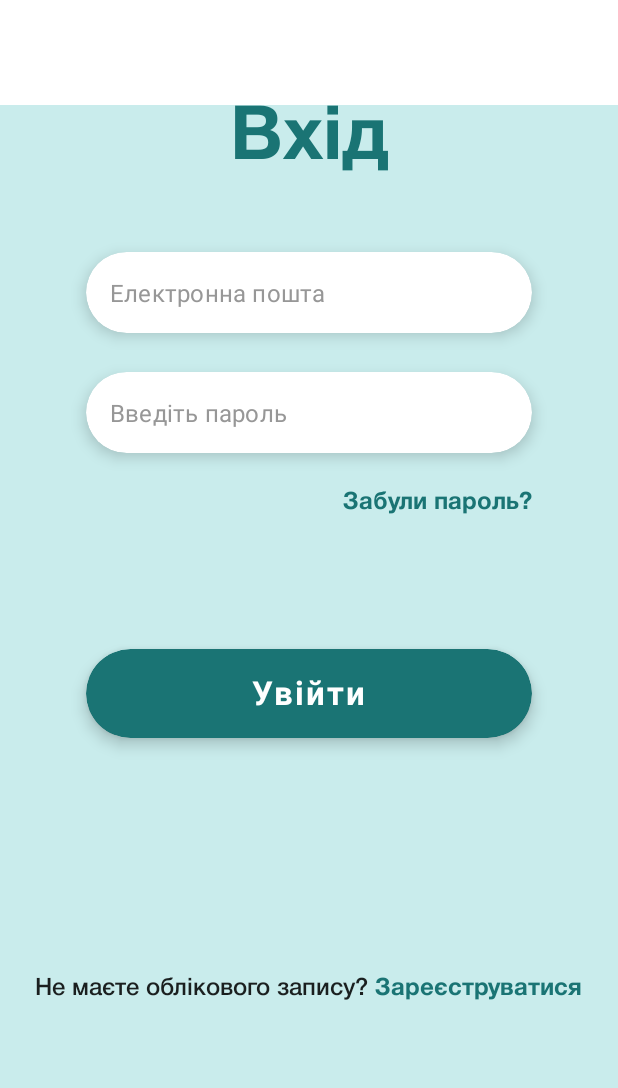
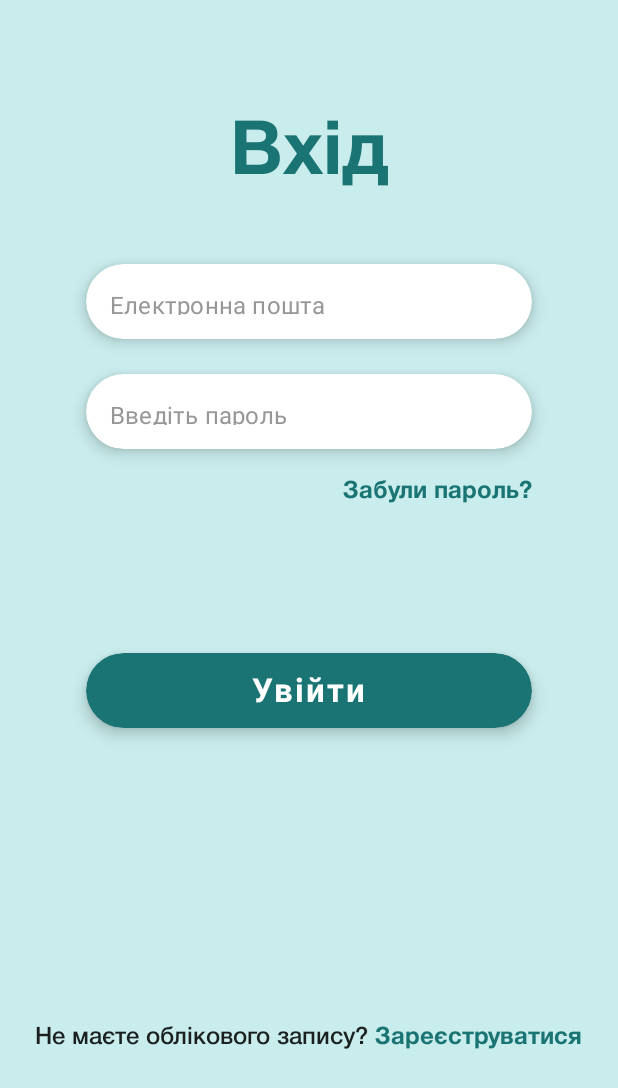
Before and after one commit to MoiroUA/front-android, an Android app built with Jetpack Compose: the screen it shows after launch (MainActivity), after a tap on "Увійти", on a phone screen of 412 x 824 dp. Shown: the top 1088 px of the screen. Run offline under Robolectric (Android 15) with nearby library versions, the phone set to English and light mode, and no system bars; our stand-ins replace accompanist.

Commit message:
rewrite auth ui

```diff
--- a/app/src/main/java/io/moiro/vision/screens/authentication/LoginScreen.kt
+++ b/app/src/main/java/io/moiro/vision/screens/authentication/LoginScreen.kt
@@ -48,17 +48,17 @@ fun LoginScreen(navController: NavController) {
     Column(
         modifier = Modifier
             .fillMaxSize()
-            .padding(top = 70.dp)
-            .background(MaterialTheme.colors.background),
+            .background(MaterialTheme.colors.background)
+            .padding(top = 80.dp),
         horizontalAlignment = Alignment.CenterHorizontally
     ) {
         Text(
             text = "Вхід",
             fontSize = 50.sp,
             fontWeight = FontWeight.Bold,
-            modifier = Modifier.padding(bottom = 52.dp),
             color = MaterialTheme.colors.primary
         )
+        Spacer(modifier = Modifier.height(50.dp))
         TextField(
             value = email,
             onValueChange = { email = it },
@@ -74,11 +74,11 @@ fun LoginScreen(navController: NavController) {
                 cursorColor = MaterialTheme.colors.secondary
             ),
             modifier = Modifier
-                .size(width = 297.dp, height = 80.dp)
-                .padding(bottom = 26.dp)
+                .size(width = 297.dp, height = 50.dp)
                 .shadow(elevation = 6.dp, shape = RoundedCornerShape(30.dp)),
             shape = RoundedCornerShape(30.dp)
         )
+        Spacer(modifier = Modifier.height(23.dp))
         TextField(
             value = password,
             onValueChange = { password = it },
@@ -96,16 +96,15 @@ fun LoginScreen(navController: NavController) {
                 cursorColor = MaterialTheme.colors.secondary
             ),
             modifier = Modifier
-                .size(width = 297.dp, height = 80.dp)
-                .padding(bottom = 26.dp)
+                .size(width = 297.dp, height = 50.dp)
                 .shadow(elevation = 6.dp, shape = RoundedCornerShape(30.dp)),
             shape = RoundedCornerShape(30.dp)
         )
+        Spacer(modifier = Modifier.height(21.dp))
         Row(
             horizontalArrangement = Arrangement.End,
             modifier = Modifier
                 .width(297.dp)
-                .padding(bottom = 90.dp)
         ) {
             Text(
                 text = "Забули пароль?",
@@ -119,6 +118,7 @@ fun LoginScreen(navController: NavController) {
                     ).show()
                 })
         }
+        Spacer(modifier = Modifier.height(100.dp))
         Button(
             onClick = {
                 if (email.isNotEmpty() && password.isNotEmpty()) {
@@ -149,7 +149,7 @@ fun LoginScreen(navController: NavController) {
                 }
             },
             modifier = Modifier
-                .size(width = 297.dp, height = 59.dp)
+                .size(width = 297.dp, height = 50.dp)
                 .shadow(elevation = 6.dp, shape = RoundedCornerShape(30.dp)),
             shape = RoundedCornerShape(30.dp)
         ) {
@@ -159,9 +159,8 @@ fun LoginScreen(navController: NavController) {
                 fontWeight = FontWeight.Bold
             )
         }
-        Row(
-            modifier = Modifier.offset(y = (160).dp)
-        ) {
+        Spacer(modifier = Modifier.height(199.dp))
+        Row {
             Text(
                 text = "Не маєте облікового запису? ",
                 fontWeight = FontWeight.Medium
--- a/app/src/main/java/io/moiro/vision/screens/authentication/RegistrationScreen.kt
+++ b/app/src/main/java/io/moiro/vision/screens/authentication/RegistrationScreen.kt
@@ -50,17 +50,17 @@ fun RegistrationScreen(navController: NavController) {
     Column(
         modifier = Modifier
             .fillMaxSize()
-            .padding(top = 70.dp)
-            .background(MaterialTheme.colors.background),
+            .background(MaterialTheme.colors.background)
+            .padding(top = 80.dp),
         horizontalAlignment = Alignment.CenterHorizontally
     ) {
         Text(
             text = "Реєстрація",
             fontSize = 50.sp,
             fontWeight = FontWeight.Bold,
-            modifier = Modifier.padding(bottom = 52.dp),
             color = MaterialTheme.colors.primary
         )
+        Spacer(modifier = Modifier.height(50.dp))
         TextField(
             value = name,
             onValueChange = { name = it },
@@ -76,11 +76,11 @@ fun RegistrationScreen(navController: NavController) {
                 cursorColor = MaterialTheme.colors.secondary
             ),
             modifier = Modifier
-                .size(width = 297.dp, height = 80.dp)
-                .padding(bottom = 26.dp)
+                .size(width = 297.dp, height = 50.dp)
                 .shadow(elevation = 6.dp, shape = RoundedCornerShape(30.dp)),
             shape = RoundedCornerShape(30.dp)
         )
+        Spacer(modifier = Modifier.height(23.dp))
         TextField(
             value = surname,
             onValueChange = { surname = it },
@@ -96,11 +96,11 @@ fun RegistrationScreen(navController: NavController) {
                 cursorColor = MaterialTheme.colors.secondary
             ),
             modifier = Modifier
-                .size(width = 297.dp, height = 80.dp)
-                .padding(bottom = 26.dp)
+                .size(width = 297.dp, height = 50.dp)
                 .shadow(elevation = 6.dp, shape = RoundedCornerShape(30.dp)),
             shape = RoundedCornerShape(30.dp)
         )
+        Spacer(modifier = Modifier.height(23.dp))
         TextField(
             value = email,
             onValueChange = { email = it },
@@ -116,11 +116,11 @@ fun RegistrationScreen(navController: NavController) {
                 cursorColor = MaterialTheme.colors.secondary
             ),
             modifier = Modifier
-                .size(width = 297.dp, height = 80.dp)
-                .padding(bottom = 26.dp)
+                .size(width = 297.dp, height = 50.dp)
                 .shadow(elevation = 6.dp, shape = RoundedCornerShape(30.dp)),
             shape = RoundedCornerShape(30.dp)
         )
+        Spacer(modifier = Modifier.height(23.dp))
         TextField(
             value = password,
             onValueChange = { password = it },
@@ -138,11 +138,11 @@ fun RegistrationScreen(navController: NavController) {
                 cursorColor = MaterialTheme.colors.secondary
             ),
             modifier = Modifier
-                .size(width = 297.dp, height = 80.dp)
-                .padding(bottom = 26.dp)
+                .size(width = 297.dp, height = 50.dp)
                 .shadow(elevation = 6.dp, shape = RoundedCornerShape(30.dp)),
             shape = RoundedCornerShape(30.dp)
         )
+        Spacer(modifier = Modifier.height(23.dp))
         TextField(
             value = passwordConfirm,
             onValueChange = { passwordConfirm = it },
@@ -160,11 +160,11 @@ fun RegistrationScreen(navController: NavController) {
                 cursorColor = MaterialTheme.colors.secondary
             ),
             modifier = Modifier
-                .size(width = 297.dp, height = 80.dp)
-                .padding(bottom = 26.dp)
+                .size(width = 297.dp, height = 50.dp)
                 .shadow(elevation = 6.dp, shape = RoundedCornerShape(30.dp)),
             shape = RoundedCornerShape(30.dp)
         )
+        Spacer(modifier = Modifier.height(45.dp))
         Button(
             onClick = {
                 if (name.isNotEmpty() && surname.isNotEmpty() && email.isNotEmpty() && password.isNotEmpty() && password == passwordConfirm) {
@@ -203,7 +203,7 @@ fun RegistrationScreen(navController: NavController) {
             },
             shape = RoundedCornerShape(30.dp),
             modifier = Modifier
-                .size(width = 297.dp, height = 59.dp)
+                .size(width = 297.dp, height = 50.dp)
                 .shadow(elevation = 6.dp, shape = RoundedCornerShape(30.dp))
         ) {
             Text(
@@ -212,6 +212,7 @@ fun RegistrationScreen(navController: NavController) {
                 fontWeight = FontWeight.Bold
             )
         }
+        Spacer(modifier = Modifier.height(39.dp))
         Row(
             modifier = Modifier.padding(top = 32.dp)
         ) {
```
